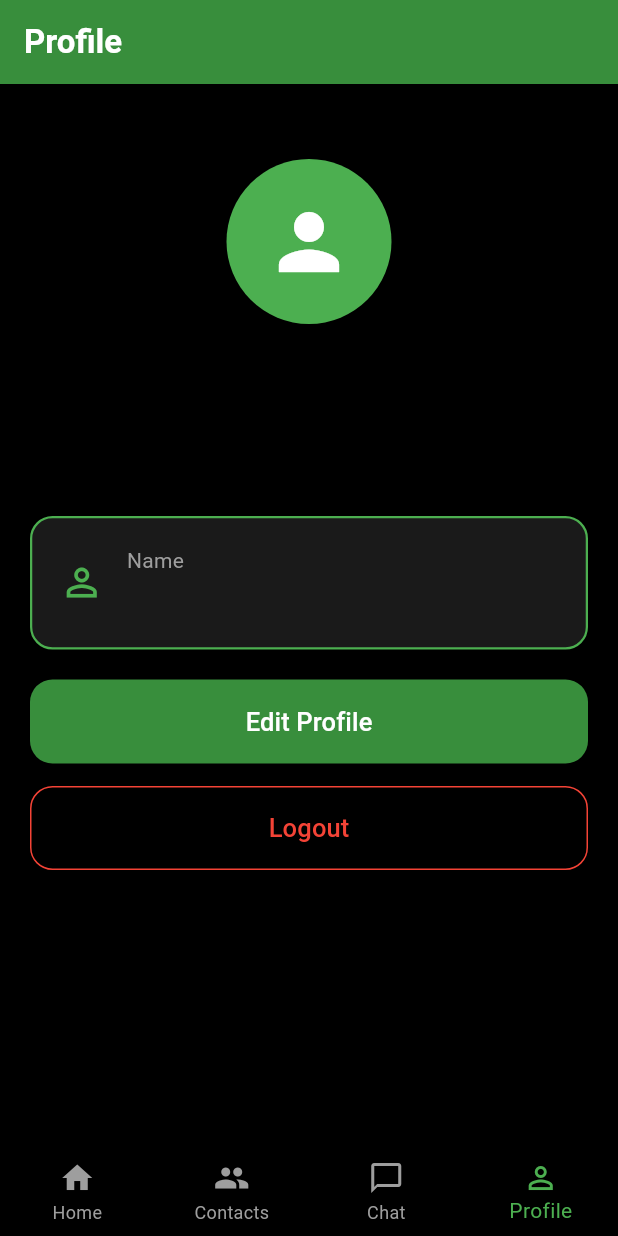
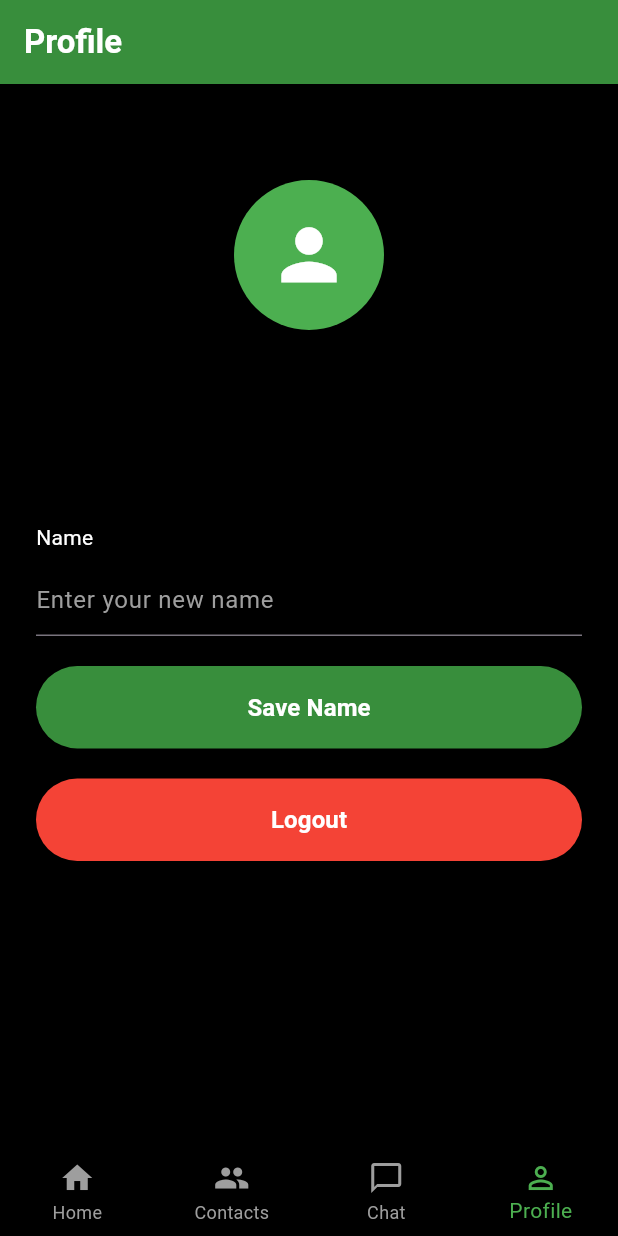
Before and after one commit to Eisha-kia/WalkMate_1.0, a Flutter app: the ProfilePage screen opened directly, on a phone screen of 412 x 824 dp. Run offline on Flutter 3.47's test engine with Material 3 defaults, Android fonts, the phone set to English and light mode, and no system bars; our stand-ins replace cloud_firestore, firebase_auth, firebase_core; accounts and stored records are empty.

Commit message:
update profile page

```diff
--- a/walkmate/lib/profile_page.dart
+++ b/walkmate/lib/profile_page.dart
@@ -23,129 +23,12 @@ class _ProfilePageState extends State<ProfilePage> {
   @override
   void initState() {
     super.initState();
-    loadUser();
-  }
-
-  void loadUser() {
 
     User? user =
         FirebaseAuth.instance.currentUser;
 
-    setState(() {
     name = user?.displayName ?? 'User';
     email = user?.email ?? '';
-    });
-  }
-
-  void editName() {
-
-    nameController.text = name;
-
-    showDialog(
-      context: context,
-
-      builder: (dialogContext) {
-
-        return AlertDialog(
-
-          backgroundColor: Colors.black,
-
-          title: const Text(
-            'Edit Name',
-
-            style: TextStyle(
-              color: Colors.white,
-            ),
-          ),
-
-          content: TextField(
-
-            controller: nameController,
-
-            style: const TextStyle(
-              color: Colors.white,
-            ),
-
-            decoration: const InputDecoration(
-              hintText: 'Enter new name',
-
-              hintStyle: TextStyle(
-                color: Colors.grey,
-              ),
-            ),
-          ),
-
-          actions: [
-
-            TextButton(
-
-              onPressed: () {
-                Navigator.pop(dialogContext);
-              },
-
-              child: const Text(
-                'Cancel',
-
-                style: TextStyle(
-                  color: Colors.grey,
-                ),
-              ),
-            ),
-
-            ElevatedButton(
-
-              onPressed: () async {
-
-                String newName =
-                nameController.text.trim();
-
-                if (newName.isEmpty) {
-                  return;
-                }
-
-                User? user =
-                    FirebaseAuth.instance.currentUser;
-
-                if (user == null) {
-                  return;
-                }
-
-                await user.updateDisplayName(
-                  newName,
-                );
-
-                await user.reload();
-
-                User? updatedUser =
-                    FirebaseAuth.instance.currentUser;
-
-                if (mounted) {
-                  setState(() {
-                    name =
-                        updatedUser?.displayName ?? 'User';
-                  });
-                }
-
-                Navigator.pop(dialogContext);
-              },
-
-              style: ElevatedButton.styleFrom(
-                backgroundColor:
-                Colors.green.shade700,
-              ),
-
-              child: const Text(
-                'Save',
-
-                style: TextStyle(
-                  color: Colors.white,
-                ),
-              ),
-            ),
-          ],
-        );
-      },
-    );
   }
 
   @override
@@ -170,25 +53,31 @@ class _ProfilePageState extends State<ProfilePage> {
         ),
       ),
 
-      body: Padding(
+      body: SingleChildScrollView(
 
-        padding: const EdgeInsets.all(20),
+        child: Padding(
+
+          padding: const EdgeInsets.all(24),
 
           child: Column(
 
+            crossAxisAlignment:
+            CrossAxisAlignment.stretch,
+
             children: [
 
-            const SizedBox(height: 30),
+              const SizedBox(height: 40),
 
               const CircleAvatar(
 
-              radius: 55,
+                radius: 50,
 
-              backgroundColor: Colors.green,
+                backgroundColor:
+                Colors.green,
 
                 child: Icon(
                   Icons.person,
-                size: 60,
+                  size: 55,
                   color: Colors.white,
                 ),
               ),
@@ -198,10 +87,14 @@ class _ProfilePageState extends State<ProfilePage> {
               Text(
                 name,
 
+                textAlign:
+                TextAlign.center,
+
                 style: const TextStyle(
                   color: Colors.white,
                   fontSize: 28,
-                fontWeight: FontWeight.bold,
+                  fontWeight:
+                  FontWeight.bold,
                 ),
               ),
 
@@ -209,6 +102,9 @@ class _ProfilePageState extends State<ProfilePage> {
 
               Text(
                 email,
+
+                textAlign:
+                TextAlign.center,
 
                 style: const TextStyle(
                   color: Colors.grey,
@@ -218,123 +114,104 @@ class _ProfilePageState extends State<ProfilePage> {
 
               const SizedBox(height: 40),
 
-            Container(
-
-              width: double.infinity,
-
-              padding: const EdgeInsets.all(18),
-
-              decoration: BoxDecoration(
-
-                color: Colors.white10,
-
-                borderRadius:
-                BorderRadius.circular(15),
-
-                border: Border.all(
-                  color: Colors.green,
-                  width: 1.5,
-                ),
-              ),
-
-              child: Row(
-
-                children: [
-
-                  const Icon(
-                    Icons.person_outline,
-                    color: Colors.green,
-                    size: 30,
-                  ),
-
-                  const SizedBox(width: 15),
-
-                  Column(
-
-                    crossAxisAlignment:
-                    CrossAxisAlignment.start,
-
-                    children: [
-
               const Text(
                 'Name',
 
                 style: TextStyle(
-                          color: Colors.grey,
+                  color: Colors.white,
                   fontSize: 14,
                 ),
               ),
 
-                      const SizedBox(height: 4),
+              const SizedBox(height: 8),
 
-                      Text(
-                        name,
+              TextField(
+
+                controller:
+                nameController,
 
                 style: const TextStyle(
                   color: Colors.white,
-                          fontSize: 18,
-                          fontWeight:
-                          FontWeight.bold,
                 ),
+
+                decoration:
+                const InputDecoration(
+
+                  hintText:
+                  'Enter your new name',
+
+                  hintStyle:
+                  TextStyle(
+                    color: Colors.grey,
                   ),
-                    ],
-                  ),
-                ],
                 ),
               ),
 
               const SizedBox(height: 20),
 
-            SizedBox(
-
-              width: double.infinity,
-
-              child: ElevatedButton(
+              ElevatedButton(
 
                 onPressed: () {
-                  editName();
+
+                  String newName =
+                  nameController
+                      .text
+                      .trim();
+
+                  if (newName.isEmpty) {
+                    return;
+                  }
+
+                  User? user =
+                      FirebaseAuth
+                          .instance
+                          .currentUser;
+
+                  user!
+                      .updateDisplayName(
+                    newName,
+                  )
+                      .then((_) {
+
+                    setState(() {
+                      name = newName;
+                    });
+
+                    nameController.clear();
+                  });
                 },
 
-                style: ElevatedButton.styleFrom(
+                style:
+                ElevatedButton.styleFrom(
 
                   backgroundColor:
                   Colors.green.shade700,
 
                   padding:
                   const EdgeInsets.all(16),
-
-                  shape:
-                  RoundedRectangleBorder(
-                    borderRadius:
-                    BorderRadius.circular(15),
-                  ),
                 ),
 
                 child: const Text(
-                  'Edit Profile',
+                  'Save Name',
 
                   style: TextStyle(
                     color: Colors.white,
-                    fontSize: 17,
-                  ),
+                    fontSize: 16,
+                    fontWeight:
+                    FontWeight.bold,
                   ),
                 ),
               ),
 
-            const SizedBox(height: 15),
+              const SizedBox(height: 20),
 
-            SizedBox(
+              ElevatedButton(
 
-              width: double.infinity,
+                onPressed: () {
 
-              child: OutlinedButton(
-
-                onPressed: () async {
-
-                  await FirebaseAuth.instance
-                      .signOut();
-
-                  if (context.mounted) {
+                  FirebaseAuth.instance
+                      .signOut()
+                      .then((_) {
 
                     Navigator.pushAndRemoveUntil(
                       context,
@@ -346,43 +223,40 @@ class _ProfilePageState extends State<ProfilePage> {
 
                           (route) => false,
                     );
-                  }
+                  });
                 },
 
-                style: OutlinedButton.styleFrom(
+                style:
+                ElevatedButton.styleFrom(
+
+                  backgroundColor:
+                  Colors.red,
 
                   padding:
                   const EdgeInsets.all(16),
-
-                  side: const BorderSide(
-                    color: Colors.red,
-                  ),
-
-                  shape:
-                  RoundedRectangleBorder(
-                    borderRadius:
-                    BorderRadius.circular(15),
-                  ),
                 ),
 
                 child: const Text(
                   'Logout',
 
                   style: TextStyle(
-                    color: Colors.red,
-                    fontSize: 17,
-                  ),
+                    color: Colors.white,
+                    fontSize: 16,
+                    fontWeight:
+                    FontWeight.bold,
                   ),
                 ),
               ),
             ],
           ),
         ),
+      ),
 
       bottomNavigationBar:
       BottomNavigationBar(
 
-        backgroundColor: Colors.black,
+        backgroundColor:
+        Colors.black,
 
         type:
         BottomNavigationBarType.fixed,
```
Lines whose indentation alone changed are shown as unchanged.
